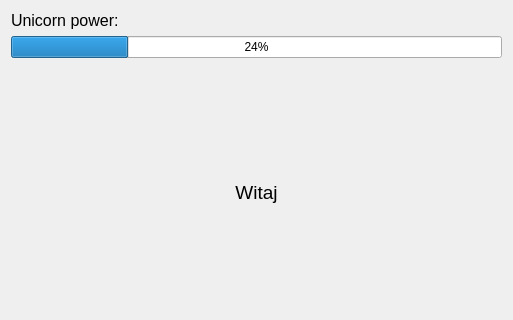
Qt form UnicornHabits/MainAppWidget.ui (Andrew2a1/CodeNight_10_04) before a commit; both pictures show x 0 to 513 and y 0 to 320 of the 513 by 653 pixel window.
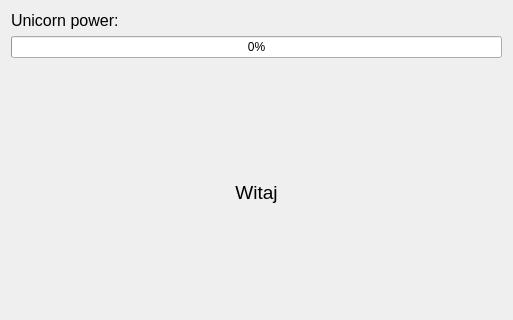
The same form after that commit. Custom widgets are drawn as their Qt base class.

Patch:
```diff
--- a/UnicornHabits/MainAppWidget.ui
+++ b/UnicornHabits/MainAppWidget.ui
@@ -37,7 +37,7 @@
      <item>
       <widget class="QProgressBar" name="powerProgress">
        <property name="value">
-        <number>24</number>
+        <number>0</number>
        </property>
       </widget>
      </item>
```
